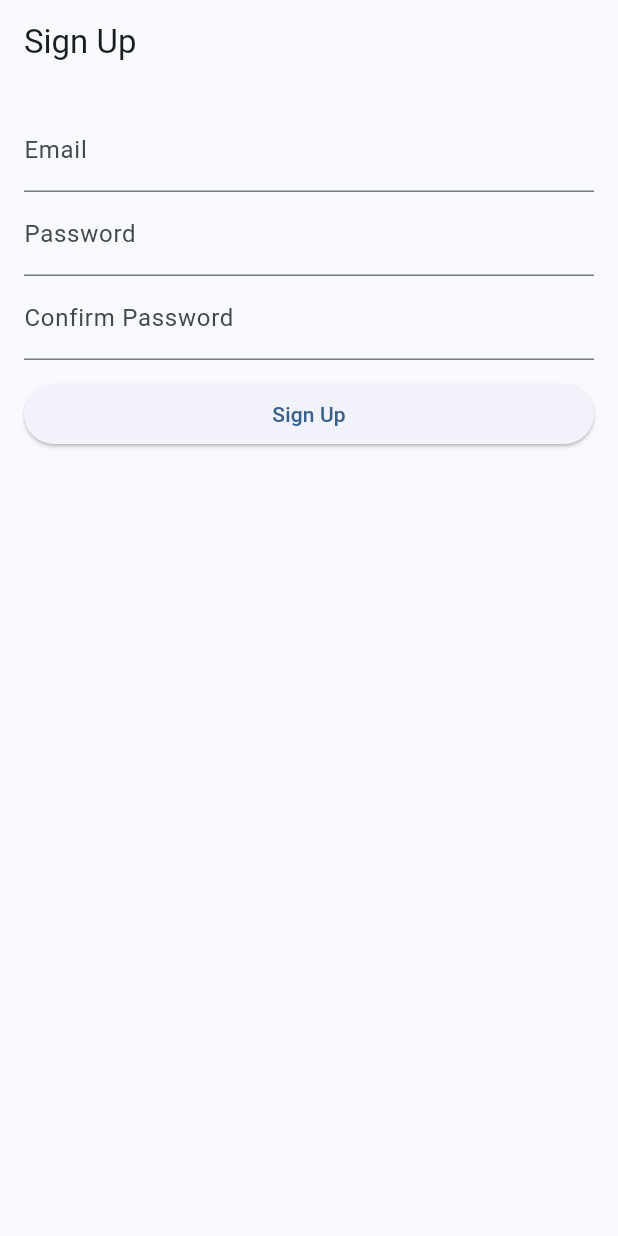
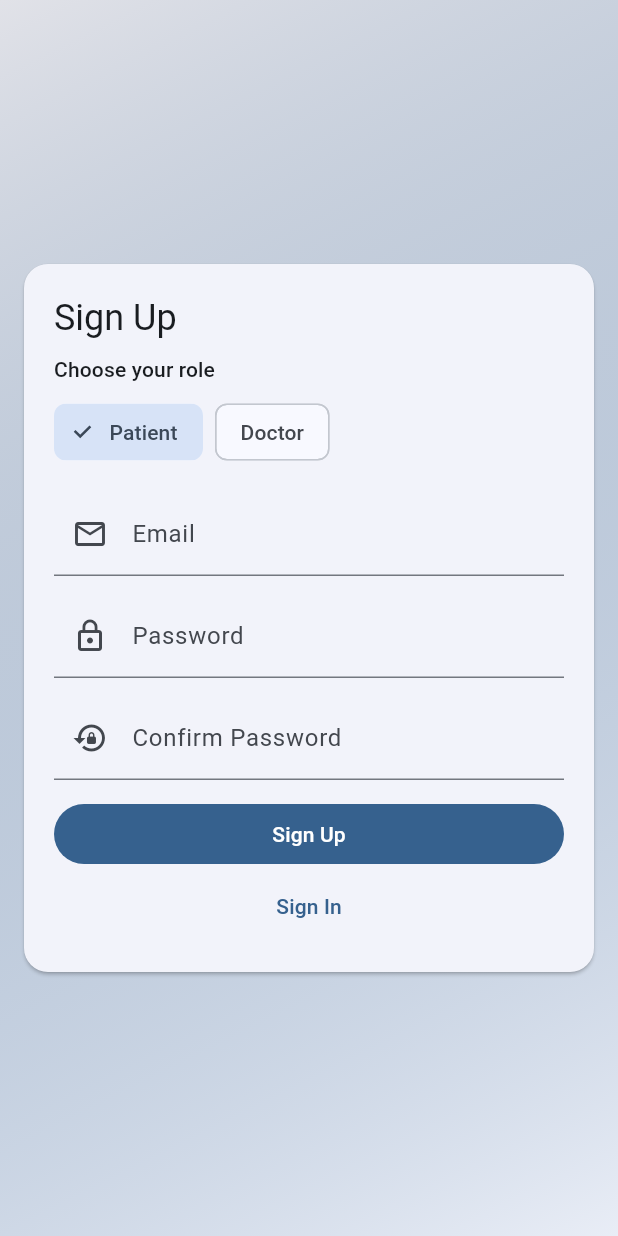
Before and after one commit to naser-maraoui/hemo_app, a Flutter app: the SignUpScreen screen opened by its route, on a phone screen of 412 x 824 dp. Run offline on Flutter 3.47's test engine with Material 3 defaults, Android fonts, the phone set to English and light mode, and no system bars; our stand-ins replace connectivity_plus, easy_localization, flutter_markdown, flutter_riverpod, go_router, hive_flutter and 2 more; accounts and stored records are empty.

Commit message:
Enhance sign-up screen with role selection and improved UI design
Co-authored-by: naser.maraoui <naser.maraoui@gmail.com>

```diff
--- a/hemo_care/lib/screens/sign_up_screen.dart
+++ b/hemo_care/lib/screens/sign_up_screen.dart
@@ -15,6 +15,7 @@ class _SignUpScreenState extends State<SignUpScreen> {
 	final TextEditingController email = TextEditingController();
 	final TextEditingController password = TextEditingController();
 	final TextEditingController confirm = TextEditingController();
+	String selectedRole = 'patient';
 	bool loading = false;
 	String? error;
 
@@ -33,7 +34,7 @@ class _SignUpScreenState extends State<SignUpScreen> {
 			if (user != null) {
 				await Supabase.instance.client.from('profiles').upsert({
 					'user_id': user.id,
-					'role': 'patient',
+					'role': selectedRole,
 				});
 			}
 			if (!mounted) return;
@@ -47,24 +48,63 @@ class _SignUpScreenState extends State<SignUpScreen> {
 
 	@override
 	Widget build(BuildContext context) {
+		final cs = Theme.of(context).colorScheme;
 		return Scaffold(
-			appBar: AppBar(title: Text('sign_up'.tr())),
-			body: Column(children: [
-				const OfflineBanner(),
-				Padding(
-					padding: const EdgeInsets.all(16),
+			body: Container(
+				decoration: BoxDecoration(
+					gradient: LinearGradient(
+						colors: [cs.surfaceContainerHighest, cs.primary.withOpacity(0.08)],
+						begin: Alignment.topLeft,
+						end: Alignment.bottomRight,
+					),
+				),
+				child: SafeArea(
 					child: Column(children: [
-						TextField(controller: email, decoration: InputDecoration(labelText: 'email'.tr())),
-						TextField(controller: password, decoration: InputDecoration(labelText: 'password'.tr()), obscureText: true),
-						TextField(controller: confirm, decoration: InputDecoration(labelText: 'confirm_password'.tr()), obscureText: true),
-						const SizedBox(height: 12),
-						if (error != null) Text(error!, style: const TextStyle(color: Colors.red)),
-						Row(children: [
-							Expanded(child: ElevatedButton(onPressed: loading ? null : _submit, child: loading ? const CircularProgressIndicator() : Text('sign_up'.tr()))),
-						]),
+						const OfflineBanner(),
+						Expanded(
+							child: Center(
+								child: ConstrainedBox(
+									constraints: const BoxConstraints(maxWidth: 480),
+									child: Card(
+										margin: const EdgeInsets.all(16),
+										shape: RoundedRectangleBorder(borderRadius: BorderRadius.circular(16)),
+										child: Padding(
+											padding: const EdgeInsets.all(20),
+											child: Column(
+												mainAxisSize: MainAxisSize.min,
+												crossAxisAlignment: CrossAxisAlignment.stretch,
+												children: [
+													Text('sign_up'.tr(), style: Theme.of(context).textTheme.headlineSmall),
+													const SizedBox(height: 8),
+													Text('choose_role_signup'.tr(), style: Theme.of(context).textTheme.labelLarge),
+													const SizedBox(height: 8),
+													Wrap(spacing: 8, children: [
+														ChoiceChip(label: Text('patient'.tr()), selected: selectedRole == 'patient', onSelected: (_) => setState(() => selectedRole = 'patient')),
+														ChoiceChip(label: Text('doctor'.tr()), selected: selectedRole == 'doctor', onSelected: (_) => setState(() => selectedRole = 'doctor')),
+													]),
+													const SizedBox(height: 16),
+													TextField(controller: email, keyboardType: TextInputType.emailAddress, decoration: InputDecoration(prefixIcon: const Icon(Icons.email_outlined), labelText: 'email'.tr())),
+													const SizedBox(height: 12),
+													TextField(controller: password, decoration: InputDecoration(prefixIcon: const Icon(Icons.lock_outline), labelText: 'password'.tr()), obscureText: true),
+													const SizedBox(height: 12),
+													TextField(controller: confirm, decoration: InputDecoration(prefixIcon: const Icon(Icons.lock_reset), labelText: 'confirm_password'.tr()), obscureText: true),
+													const SizedBox(height: 12),
+													if (error != null) Padding(padding: const EdgeInsets.only(bottom: 8), child: Text(error!, style: const TextStyle(color: Colors.red))),
+													FilledButton(
+														onPressed: loading ? null : _submit,
+														child: loading ? const SizedBox(height: 20, width: 20, child: CircularProgressIndicator(strokeWidth: 2)) : Text('sign_up'.tr()),
+													),
+													TextButton(onPressed: () => context.go('/signin'), child: Text('sign_in'.tr())),
+												],
+											),
+										),
+									),
+								),
+							),
+						),
 					]),
 				),
-			]),
+			),
 		);
 	}
 }
```
